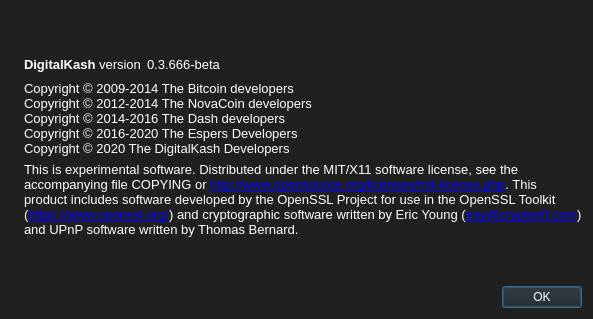
Before: the Qt Designer form src/qt/forms/aboutdialog.ui in digitalKash/DKASH-Core, drawn with Qt 5.
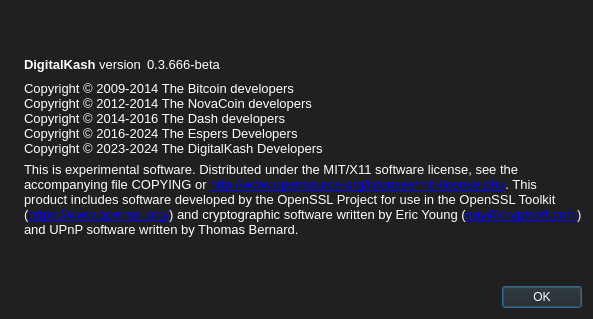
After: the same form once the commit is applied. Icons and pictures are not drawn.

Patch:
```diff
--- a/src/qt/forms/aboutdialog.ui
+++ b/src/qt/forms/aboutdialog.ui
@@ -113,8 +113,8 @@
         <string>Copyright © 2009-2014 The Bitcoin developers
 Copyright © 2012-2014 The NovaCoin developers
 Copyright © 2014-2016 The Dash developers
-Copyright © 2016-2020 The Espers Developers
-Copyright © 2020 The DigitalKash Developers</string>
+Copyright © 2016-2024 The Espers Developers
+Copyright © 2023-2024 The DigitalKash Developers</string>
        </property>
        <property name="textInteractionFlags">
         <set>Qt::LinksAccessibleByMouse|Qt::TextSelectableByKeyboard|Qt::TextSelectableByMouse</set>
```
